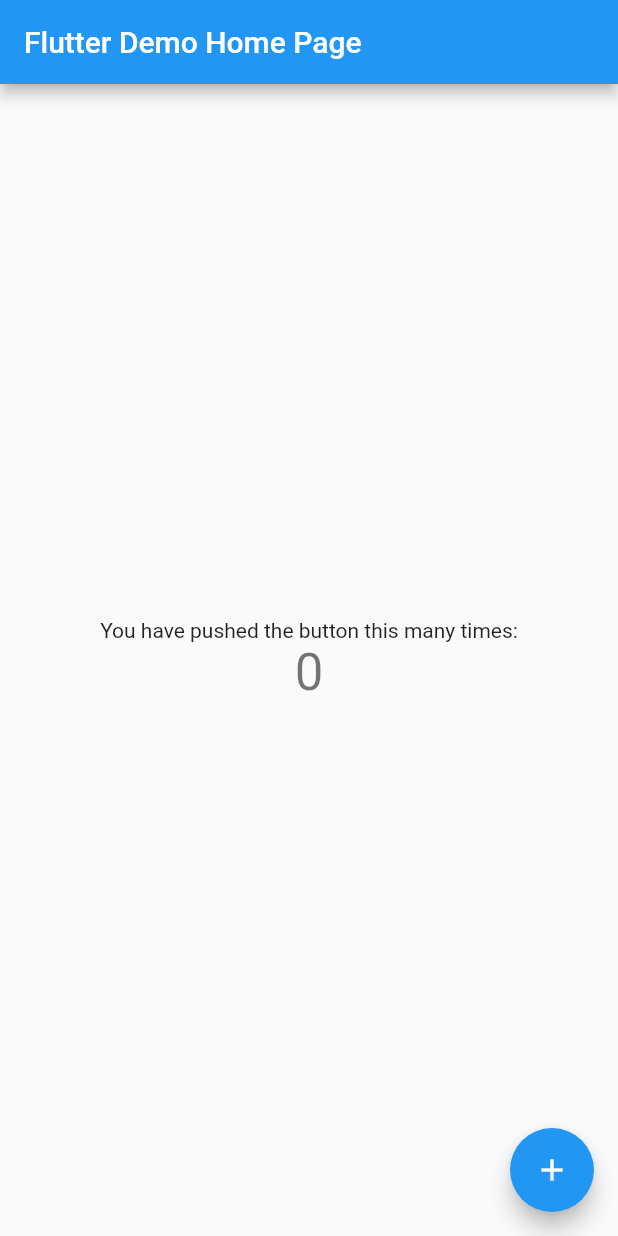
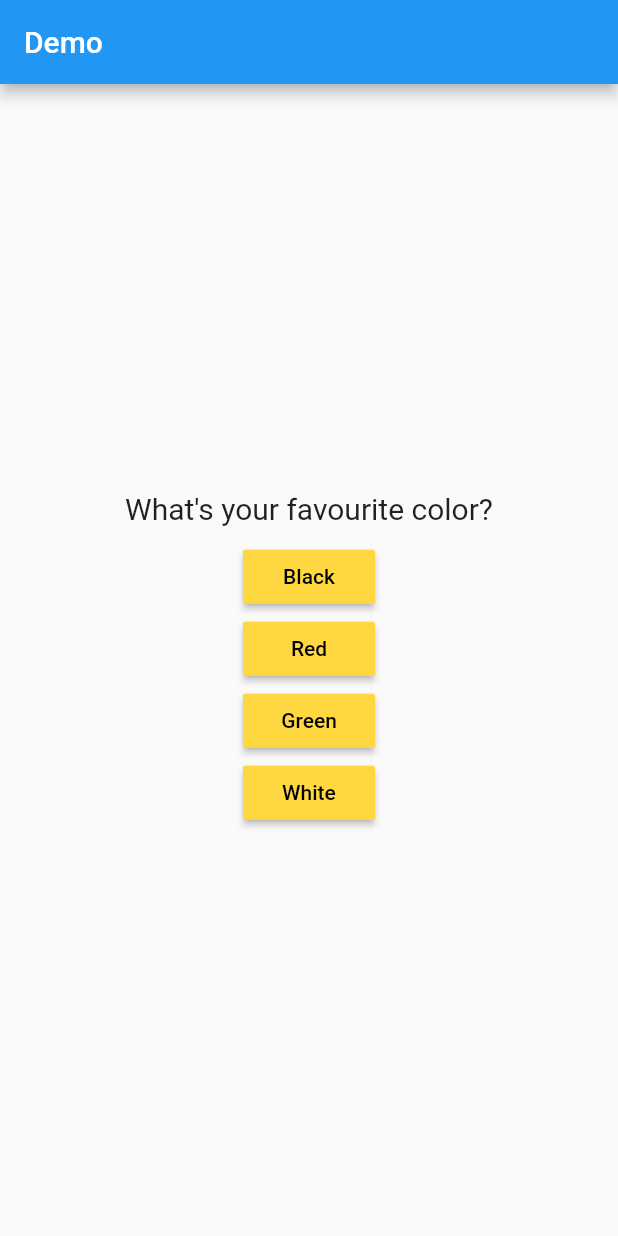
Before and after one commit to chitrank2050/Flutter-Session, a Flutter app: the screen it shows after launch, on a phone screen of 412 x 824 dp. Run offline on Flutter 3.47's test engine with Material 2 defaults, Android fonts, the phone set to English and light mode, and no system bars.

Commit message:
Session 2 changes

```diff
--- a/lib/main.dart
+++ b/lib/main.dart
@@ -1,117 +1,79 @@
 import 'package:flutter/material.dart';
+
+import 'question.dart';
 
 void main() {
   runApp(MyApp());
 }
 
-class MyApp extends StatelessWidget {
+class MyApp extends StatefulWidget {
   // This widget is the root of your application.
+  @override
+  _MyAppState createState() => _MyAppState();
+}
+
+class _MyAppState extends State<MyApp> {
+  final _questions = const [
+    {
+      'Q': 'What\'s your favourite color?',
+      'A': [
+        {'text': 'Black', 'score': 4},
+        {'text': 'Red', 'score': 3},
+        {'text': 'Green', 'score': 2},
+        {'text': 'White', 'score': 1}
+      ],
+    },
+    {
+      'Q': 'What\'s your favourite animal?',
+      'A': [
+        {'text': 'Deer', 'score': 4},
+        {'text': 'Rabbit', 'score': 3},
+        {'text': 'Elephant', 'score': 2},
+        {'text': 'Lion', 'score': 1}
+      ],
+    },
+    {
+      'Q': 'Who\'s your favourite instructor?',
+      'A': [
+        {'text': 'Max', 'score': 4},
+        {'text': 'Dany', 'score': 3},
+        {'text': 'Jin', 'score': 2},
+        {'text': 'Tim', 'score': 1},
+      ],
+    },
+  ];
+
+  var _questionIndex = 0;
+  var _totalScore = 0;
+
   @override
   Widget build(BuildContext context) {
     return MaterialApp(
+      debugShowCheckedModeBanner: false,
       title: 'Flutter Demo',
-      theme: ThemeData(
-        // This is the theme of your application.
-        //
-        // Try running your application with "flutter run". You'll see the
-        // application has a blue toolbar. Then, without quitting the app, try
-        // changing the primarySwatch below to Colors.green and then invoke
-        // "hot reload" (press "r" in the console where you ran "flutter run",
-        // or simply save your changes to "hot reload" in a Flutter IDE).
-        // Notice that the counter didn't reset back to zero; the application
-        // is not restarted.
-        primarySwatch: Colors.blue,
-        // This makes the visual density adapt to the platform that you run
-        // the app on. For desktop platforms, the controls will be smaller and
-        // closer together (more dense) than on mobile platforms.
-        visualDensity: VisualDensity.adaptivePlatformDensity,
+      home: Scaffold(
+        appBar: AppBar(
+          title: Text('Demo'),
+        ),
+        body: Questions(
+          onPressed: _answerQuestion,
+          index: _questionIndex,
+          questions: _questions,
+        ),
       ),
-      home: MyHomePage(title: 'Flutter Demo Home Page'),
     );
   }
-}
 
-class MyHomePage extends StatefulWidget {
-  MyHomePage({Key key, this.title}) : super(key: key);
-
-  // This widget is the home page of your application. It is stateful, meaning
-  // that it has a State object (defined below) that contains fields that affect
-  // how it looks.
-
-  // This class is the configuration for the state. It holds the values (in this
-  // case the title) provided by the parent (in this case the App widget) and
-  // used by the build method of the State. Fields in a Widget subclass are
-  // always marked "final".
-
-  final String title;
-
-  @override
-  _MyHomePageState createState() => _MyHomePageState();
-}
-
-class _MyHomePageState extends State<MyHomePage> {
-  int _counter = 0;
-
-  void _incrementCounter() {
+  void _answerQuestion(int score) {
+    _totalScore += score;
     setState(() {
-      // This call to setState tells the Flutter framework that something has
-      // changed in this State, which causes it to rerun the build method below
-      // so that the display can reflect the updated values. If we changed
-      // _counter without calling setState(), then the build method would not be
-      // called again, and so nothing would appear to happen.
-      _counter++;
+      _questionIndex += 1;
     });
   }
 
-  @override
-  Widget build(BuildContext context) {
-    // This method is rerun every time setState is called, for instance as done
-    // by the _incrementCounter method above.
-    //
-    // The Flutter framework has been optimized to make rerunning build methods
-    // fast, so that you can just rebuild anything that needs updating rather
-    // than having to individually change instances of widgets.
-    return Scaffold(
-      appBar: AppBar(
-        // Here we take the value from the MyHomePage object that was created by
-        // the App.build method, and use it to set our appbar title.
-        title: Text(widget.title),
-      ),
-      body: Center(
-        // Center is a layout widget. It takes a single child and positions it
-        // in the middle of the parent.
-        child: Column(
-          // Column is also a layout widget. It takes a list of children and
-          // arranges them vertically. By default, it sizes itself to fit its
-          // children horizontally, and tries to be as tall as its parent.
-          //
-          // Invoke "debug painting" (press "p" in the console, choose the
-          // "Toggle Debug Paint" action from the Flutter Inspector in Android
-          // Studio, or the "Toggle Debug Paint" command in Visual Studio Code)
-          // to see the wireframe for each widget.
-          //
-          // Column has various properties to control how it sizes itself and
-          // how it positions its children. Here we use mainAxisAlignment to
-          // center the children vertically; the main axis here is the vertical
-          // axis because Columns are vertical (the cross axis would be
-          // horizontal).
-          mainAxisAlignment: MainAxisAlignment.center,
-          children: <Widget>[
-            Text(
-              'You have pushed the button this many times:',
-            ),
-            Text(
-              '$_counter',
-              style: Theme.of(context).textTheme.headline4,
-            ),
-          ],
-        ),
-      ),
-      floatingActionButton: FloatingActionButton(
-        onPressed: _incrementCounter,
-        tooltip: 'Increment',
-        child: Icon(Icons.add),
-      ), // This trailing comma makes auto-formatting nicer for build methods.
-    );
+  void _resetQuestions() {
+    setState(() {
+      _totalScore = _questionIndex = 0;
+    });
   }
 }
--- /dev/null
+++ b/lib/question.dart
@@ -0,0 +1,68 @@
+import 'package:flutter/material.dart';
+
+class Questions extends StatelessWidget {
+  final List<Map<String, Object>> questions;
+  final Function onPressed;
+  final int index;
+
+  const Questions({
+    Key key,
+    this.questions,
+    this.onPressed,
+    this.index,
+  }) : super(key: key);
+
+  @override
+  Widget build(BuildContext context) {
+    return Column(
+      mainAxisAlignment: MainAxisAlignment.center,
+      children: <Widget>[
+        Question(questions[index]['Q']),
+        ...(questions[index]['A'] as List<Map<String, Object>>)
+            .map((e) => Answer(
+                  e['text'],
+                  () => onPressed(e['score']),
+                ))
+            .toList()
+      ],
+    );
+  }
+}
+
+class Question extends StatelessWidget {
+  final String _question;
+
+  Question(this._question);
+
+  @override
+  Widget build(BuildContext context) {
+    return Container(
+      width: double.infinity,
+      margin: EdgeInsets.only(bottom: 10),
+      child: Text(
+        _question,
+        style: TextStyle(fontSize: 20),
+        textAlign: TextAlign.center,
+      ),
+    );
+  }
+}
+
+class Answer extends StatelessWidget {
+  final Function callback;
+  final String answer;
+
+  Answer(this.answer, this.callback);
+
+  @override
+  Widget build(BuildContext context) {
+    return Container(
+      child: RaisedButton(
+        child: Text(answer),
+        color: Colors.amberAccent,
+        textColor: Colors.black,
+        onPressed: callback,
+      ),
+    );
+  }
+}
```
